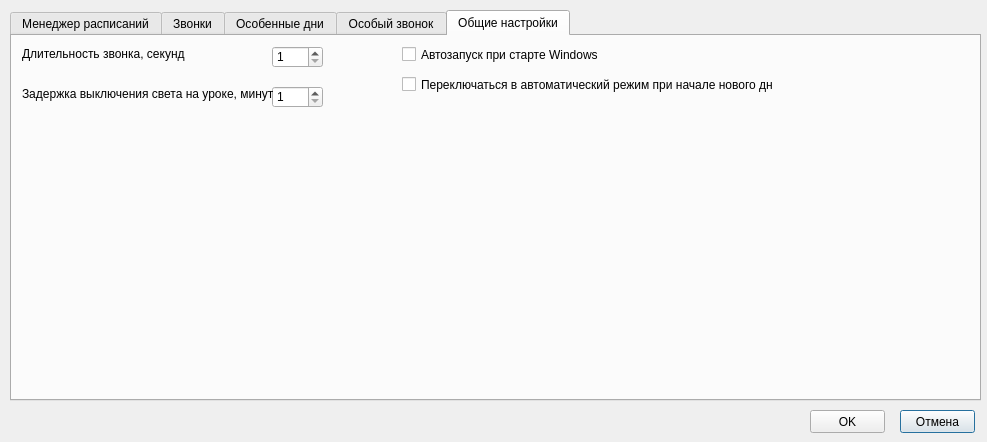
First picture: the form in settingsform.ui, repository student-proger/BellManager, before the edit.
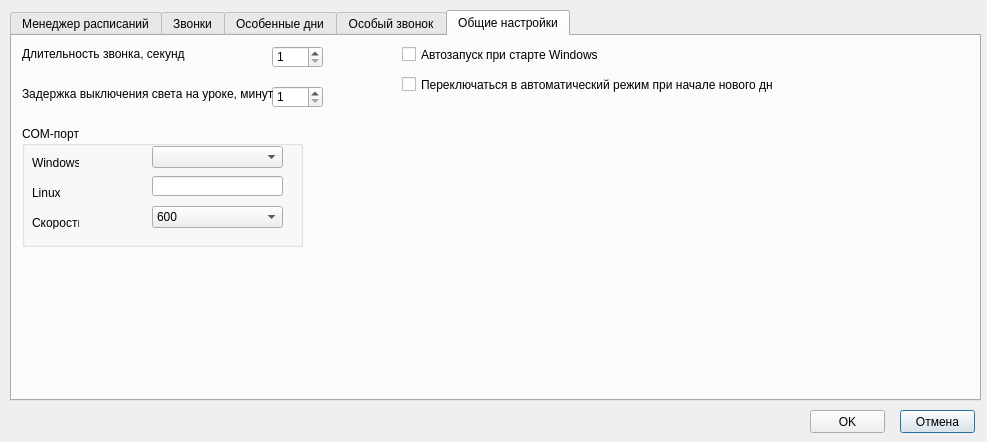
Second picture: the form after the edit. The open tabs and pages were chosen to show the change. Icons and pictures are not drawn.

The edit to the form file:
```diff
--- a/settingsform.ui
+++ b/settingsform.ui
@@ -1019,6 +1019,148 @@
       <string>Переключаться в автоматический режим при начале нового дня</string>
      </property>
     </widget>
+    <widget class="QGroupBox" name="groupBox">
+     <property name="geometry">
+      <rect>
+       <x>10</x>
+       <y>90</y>
+       <width>281</width>
+       <height>121</height>
+      </rect>
+     </property>
+     <property name="title">
+      <string>COM-порт</string>
+     </property>
+     <widget class="QComboBox" name="portComboBox">
+      <property name="geometry">
+       <rect>
+        <x>130</x>
+        <y>20</y>
+        <width>131</width>
+        <height>22</height>
+       </rect>
+      </property>
+     </widget>
+     <widget class="QLabel" name="label_20">
+      <property name="geometry">
+       <rect>
+        <x>10</x>
+        <y>30</y>
+        <width>47</width>
+        <height>13</height>
+       </rect>
+      </property>
+      <property name="text">
+       <string>Windows</string>
+      </property>
+     </widget>
+     <widget class="QLabel" name="label_21">
+      <property name="geometry">
+       <rect>
+        <x>10</x>
+        <y>60</y>
+        <width>47</width>
+        <height>13</height>
+       </rect>
+      </property>
+      <property name="text">
+       <string>Linux</string>
+      </property>
+     </widget>
+     <widget class="QLineEdit" name="portLineEdit">
+      <property name="geometry">
+       <rect>
+        <x>130</x>
+        <y>50</y>
+        <width>131</width>
+        <height>20</height>
+       </rect>
+      </property>
+     </widget>
+     <widget class="QLabel" name="label_22">
+      <property name="geometry">
+       <rect>
+        <x>10</x>
+        <y>90</y>
+        <width>47</width>
+        <height>13</height>
+       </rect>
+      </property>
+      <property name="text">
+       <string>Скорость</string>
+      </property>
+     </widget>
+     <widget class="QComboBox" name="portSpeed">
+      <property name="geometry">
+       <rect>
+        <x>130</x>
+        <y>80</y>
+        <width>131</width>
+        <height>22</height>
+       </rect>
+      </property>
+      <item>
+       <property name="text">
+        <string>600</string>
+       </property>
+      </item>
+      <item>
+       <property name="text">
+        <string>1200</string>
+       </property>
+      </item>
+      <item>
+       <property name="text">
+        <string>2400</string>
+       </property>
+      </item>
+      <item>
+       <property name="text">
+        <string>4800</string>
+       </property>
+      </item>
+      <item>
+       <property name="text">
+        <string>9600</string>
+       </property>
+      </item>
+      <item>
+       <property name="text">
+        <string>14400</string>
+       </property>
+      </item>
+      <item>
+       <property name="text">
+        <string>19200</string>
+       </property>
+      </item>
+      <item>
+       <property name="text">
+        <string>28800</string>
+       </property>
+      </item>
+      <item>
+       <property name="text">
+        <string>38400</string>
+       </property>
+      </item>
+      <item>
+       <property name="text">
+        <string>56000</string>
+       </property>
+      </item>
+      <item>
+       <property name="text">
+        <string>57600</string>
+       </property>
+      </item>
+      <item>
+       <property name="text">
+        <string>115200</string>
+       </property>
+      </item>
+     </widget>
+    </widget>
    </widget>
   </widget>
  </widget>
```
Left out of the diff: 2 changed lines with no effect on the pictures.
